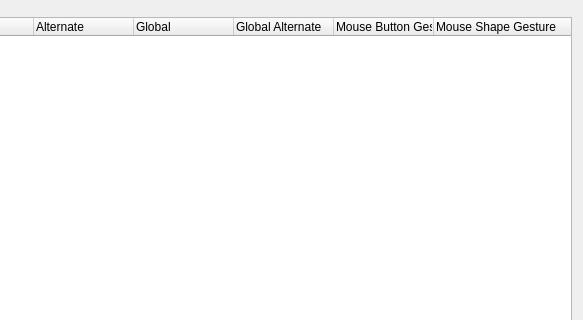
Above: libs/widgetutils/xmlgui/KisShortcutsDialog.ui from KDE/krita before the change; both pictures show x 178 to 761 and y 0 to 320 of the 761 by 549 pixel window. Below: the same form after it.
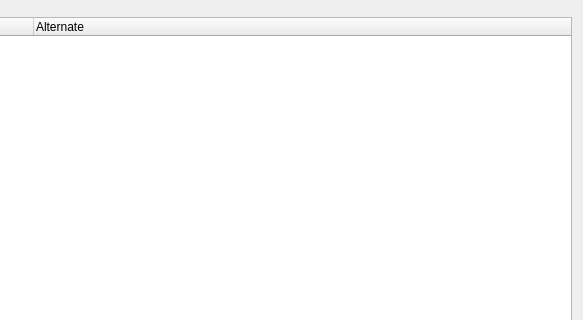
That is the form after the change. Custom widgets are drawn as their Qt base class.

Commit message: Restore basic functionality to the shortcut editor

Patch:
```diff
--- a/libs/widgetutils/xmlgui/KisShortcutsDialog.ui
+++ b/libs/widgetutils/xmlgui/KisShortcutsDialog.ui
@@ -43,26 +43,6 @@
        <string>Alternate</string>
       </property>
      </column>
-     <column>
-      <property name="text" >
-       <string>Global</string>
-      </property>
-     </column>
-     <column>
-      <property name="text" >
-       <string>Global Alternate</string>
-      </property>
-     </column>
-     <column>
-      <property name="text" >
-       <string>Mouse Button Gesture</string>
-      </property>
-     </column>
-     <column>
-      <property name="text" >
-       <string>Mouse Shape Gesture</string>
-      </property>
-     </column>
     </widget>
    </item>
   </layout>
```
The commit also changes 9 other files.
